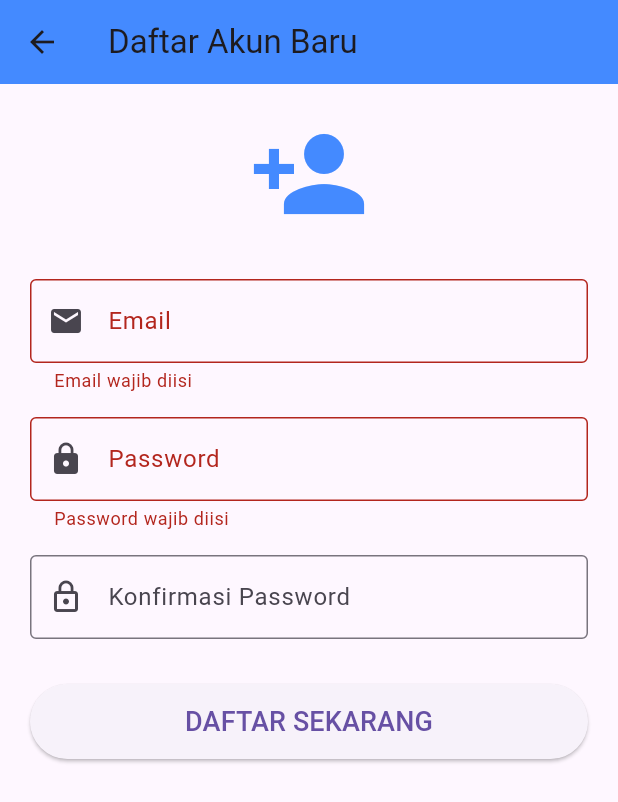
After one commit to Astheria23/logitrack-app, a Flutter app: the RegisterPage screen opened directly, after a tap on "DAFTAR SEKARANG", on a phone screen of 412 x 824 dp. The commit adds this screen. Shown: the top 802 px of the screen. Run offline on Flutter 3.47's test engine with Material 3 defaults, Android fonts, the phone set to English and light mode, and no system bars; our stand-ins replace firebase_auth, firebase_core; accounts and stored records are empty; network calls fail.

Commit message:
feat: implement registration page and enhance logout functionality

```diff
--- a/lib/dashboard_page.dart
+++ b/lib/dashboard_page.dart
@@ -2,6 +2,7 @@ import 'package:flutter/material.dart';
 import 'package:logitrack_app/api_service.dart';
 import 'package:logitrack_app/delivery_task_model.dart';
 import 'auth_service.dart';
+import 'package:logitrack_app/login_page.dart';
 
 class DashboardPage extends StatefulWidget {
   const DashboardPage({super.key});
@@ -32,8 +33,14 @@ Widget build(BuildContext context) {
       actions: [
       IconButton(
         icon: const Icon(Icons.logout),
-        onPressed: () {
-          AuthService().signOut();
+        onPressed: () async {
+          await AuthService().signOut();
+          if (context.mounted) {
+                Navigator.of(context).pushAndRemoveUntil(
+                  MaterialPageRoute(builder: (context) => const LoginPage()),
+                  (route) => false,
+                );
+              }
         },
       ),
       ],
--- a/lib/login_page.dart
+++ b/lib/login_page.dart
@@ -3,6 +3,7 @@ import 'package:flutter/material.dart';
 import 'package:logitrack_app/dashboard_page.dart';
 // import 'package:logitrack_app/api_service.dart'; // Ini boleh dihapus/comment kalau sudah tidak dipakai tes di sini
 import 'package:logitrack_app/auth_service.dart';
+import 'package:logitrack_app/register_page.dart';
 
 class LoginPage extends StatefulWidget {
   const LoginPage({super.key});
@@ -144,6 +145,29 @@ class _LoginPageState extends State<LoginPage> {
                   child: const Text('LOGIN', style: TextStyle(fontSize: 18)),
                 ),
               ),
+                const SizedBox(height: 24),
+                Row(
+                  mainAxisAlignment: MainAxisAlignment.center,
+                  children: [
+                    const Text("Belum punya akun? "),
+                    GestureDetector(
+                      onTap: () {
+                        // Navigasi ke halaman Register
+                        Navigator.push(
+                          context,
+                          MaterialPageRoute(builder: (context) => const RegisterPage()),
+                        );
+                      },
+                      child: const Text(
+                        "Daftar di sini",
+                        style: TextStyle(
+                          color: Colors.blueAccent,
+                          fontWeight: FontWeight.bold,
+                        ),
+                      ),
+                    ),
+                  ],
+                ),
             ],
           ),
         ),
--- /dev/null
+++ b/lib/register_page.dart
@@ -0,0 +1,154 @@
+import 'package:firebase_auth/firebase_auth.dart';
+import 'package:flutter/material.dart';
+import 'package:logitrack_app/auth_service.dart';
+// import 'package:logitrack_app/dashboard_page.dart'; // Tidak perlu jika mengandalkan AuthGate
+
+class RegisterPage extends StatefulWidget {
+  const RegisterPage({super.key});
+
+  @override
+  State<RegisterPage> createState() => _RegisterPageState();
+}
+
+class _RegisterPageState extends State<RegisterPage> {
+  final _formKey = GlobalKey<FormState>();
+
+  final TextEditingController _emailController = TextEditingController();
+  final TextEditingController _passwordController = TextEditingController();
+  final TextEditingController _confirmPasswordController = TextEditingController(); // Controller tambahan
+
+  final AuthService _authService = AuthService();
+  bool _isLoading = false;
+
+  @override
+  void dispose() {
+    _emailController.dispose();
+    _passwordController.dispose();
+    _confirmPasswordController.dispose();
+    super.dispose();
+  }
+
+  @override
+  Widget build(BuildContext context) {
+    return Scaffold(
+      appBar: AppBar(
+        title: const Text('Daftar Akun Baru'),
+        backgroundColor: Colors.blueAccent,
+      ),
+      body: Padding(
+        padding: const EdgeInsets.all(20.0),
+        child: Form(
+          key: _formKey,
+          child: SingleChildScrollView(
+            child: Column(
+              mainAxisAlignment: MainAxisAlignment.center,
+              children: [
+                const Icon(
+                  Icons.person_add,
+                  size: 80,
+                  color: Colors.blueAccent,
+                ),
+                const SizedBox(height: 30),
+
+                // INPUT EMAIL
+                TextFormField(
+                  controller: _emailController,
+                  decoration: const InputDecoration(
+                    labelText: 'Email',
+                    border: OutlineInputBorder(),
+                    prefixIcon: Icon(Icons.email),
+                  ),
+                  validator: (value) {
+                    if (value == null || value.isEmpty) return 'Email wajib diisi';
+                    if (!value.contains('@')) return 'Format email salah';
+                    return null;
+                  },
+                ),
+                const SizedBox(height: 16),
+
+                // INPUT PASSWORD
+                TextFormField(
+                  controller: _passwordController,
+                  obscureText: true,
+                  decoration: const InputDecoration(
+                    labelText: 'Password',
+                    border: OutlineInputBorder(),
+                    prefixIcon: Icon(Icons.lock),
+                  ),
+                  validator: (value) {
+                    if (value == null || value.isEmpty) return 'Password wajib diisi';
+                    if (value.length < 6) return 'Minimal 6 karakter';
+                    return null;
+                  },
+                ),
+                const SizedBox(height: 16),
+
+                // INPUT KONFIRMASI PASSWORD
+                TextFormField(
+                  controller: _confirmPasswordController,
+                  obscureText: true,
+                  decoration: const InputDecoration(
+                    labelText: 'Konfirmasi Password',
+                    border: OutlineInputBorder(),
+                    prefixIcon: Icon(Icons.lock_outline),
+                  ),
+                  validator: (value) {
+                    if (value != _passwordController.text) {
+                      return 'Password tidak sama';
+                    }
+                    return null;
+                  },
+                ),
+                const SizedBox(height: 30),
+
+                // TOMBOL REGISTER
+                SizedBox(
+                  width: double.infinity,
+                  height: 50,
+                  child: ElevatedButton(
+                    onPressed: _isLoading ? null : () async {
+                      if (_formKey.currentState!.validate()) {
+                        setState(() => _isLoading = true);
+
+                        // Panggil Service Register
+                        User? user = await _authService.registerWithEmailPassword(
+                          _emailController.text,
+                          _passwordController.text,
+                        );
+
+                        setState(() => _isLoading = false);
+
+                        if (user != null) {
+                          // Registrasi Berhasil
+                          if (mounted) {
+                            ScaffoldMessenger.of(context).showSnackBar(
+                              const SnackBar(content: Text('Registrasi Berhasil! Silakan Login.')),
+                            );
+                            Navigator.pop(context); // Kembali ke halaman Login
+                          }
+                        } else {
+                          // Registrasi Gagal
+                          if (mounted) {
+                            ScaffoldMessenger.of(context).showSnackBar(
+                              const SnackBar(
+                                content: Text('Registrasi Gagal. Email mungkin sudah dipakai.'),
+                                backgroundColor: Colors.red,
+                              ),
+                            );
+                          }
+                        }
+                      }
+                    },
+                    child: _isLoading
+                      ? const CircularProgressIndicator(color: Colors.white)
+                      : const Text('DAFTAR SEKARANG', style: TextStyle(fontSize: 18)),
+                  ),
+                ),
+              ],
+            ),
+          ),
+        ),
+      ),
+    );
+  }
+}
```
